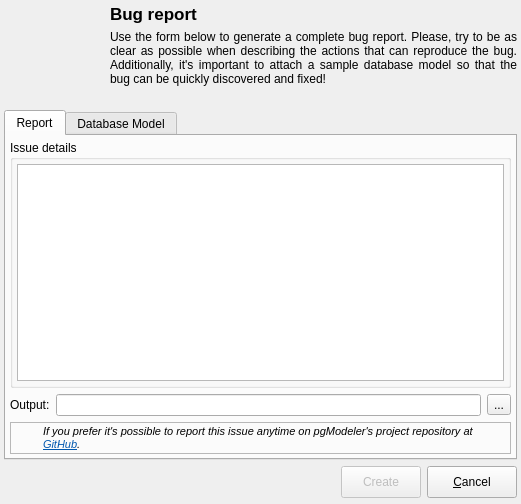
pgmodeler/pgmodeler, file libpgmodeler_ui/ui/bugreportform.ui: the form before one commit.
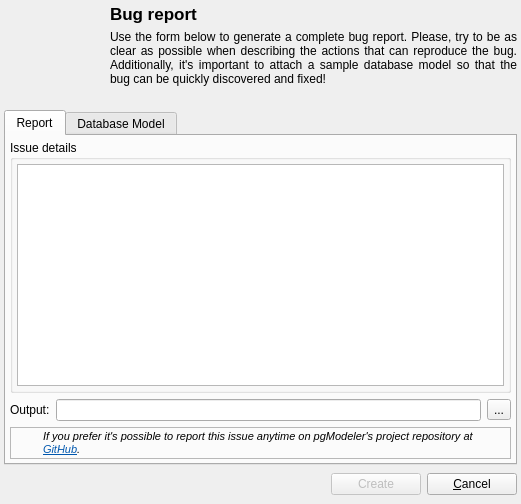
The form after the commit. Icons and pictures are not drawn.

Diff of the .ui file:
```diff
--- a/libpgmodeler_ui/ui/bugreportform.ui
+++ b/libpgmodeler_ui/ui/bugreportform.ui
@@ -148,8 +148,8 @@
        </property>
        <property name="minimumSize">
         <size>
-         <width>0</width>
-         <height>32</height>
+         <width>90</width>
+         <height>0</height>
         </size>
        </property>
        <property name="maximumSize">
@@ -167,8 +167,8 @@
        </property>
        <property name="iconSize">
         <size>
-         <width>20</width>
-         <height>20</height>
+         <width>22</width>
+         <height>22</height>
         </size>
        </property>
        <property name="default">
@@ -187,7 +187,7 @@
        <property name="minimumSize">
         <size>
          <width>90</width>
-         <height>32</height>
+         <height>0</height>
         </size>
        </property>
        <property name="maximumSize">
@@ -205,8 +205,8 @@
        </property>
        <property name="iconSize">
         <size>
-         <width>20</width>
-         <height>20</height>
+         <width>22</width>
+         <height>22</height>
         </size>
        </property>
        <property name="flat">
@@ -366,8 +366,8 @@
             </property>
             <property name="iconSize">
              <size>
-              <width>20</width>
-              <height>20</height>
+              <width>22</width>
+              <height>22</height>
              </size>
             </property>
            </widget>
```
